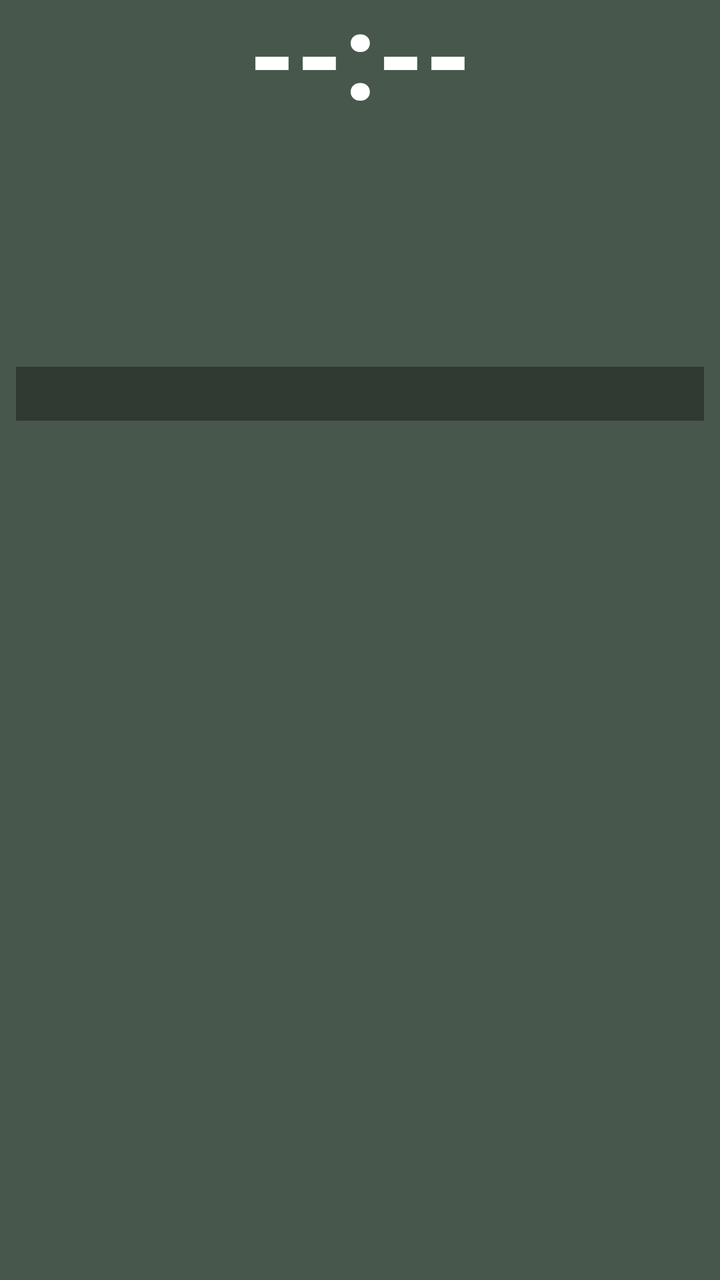
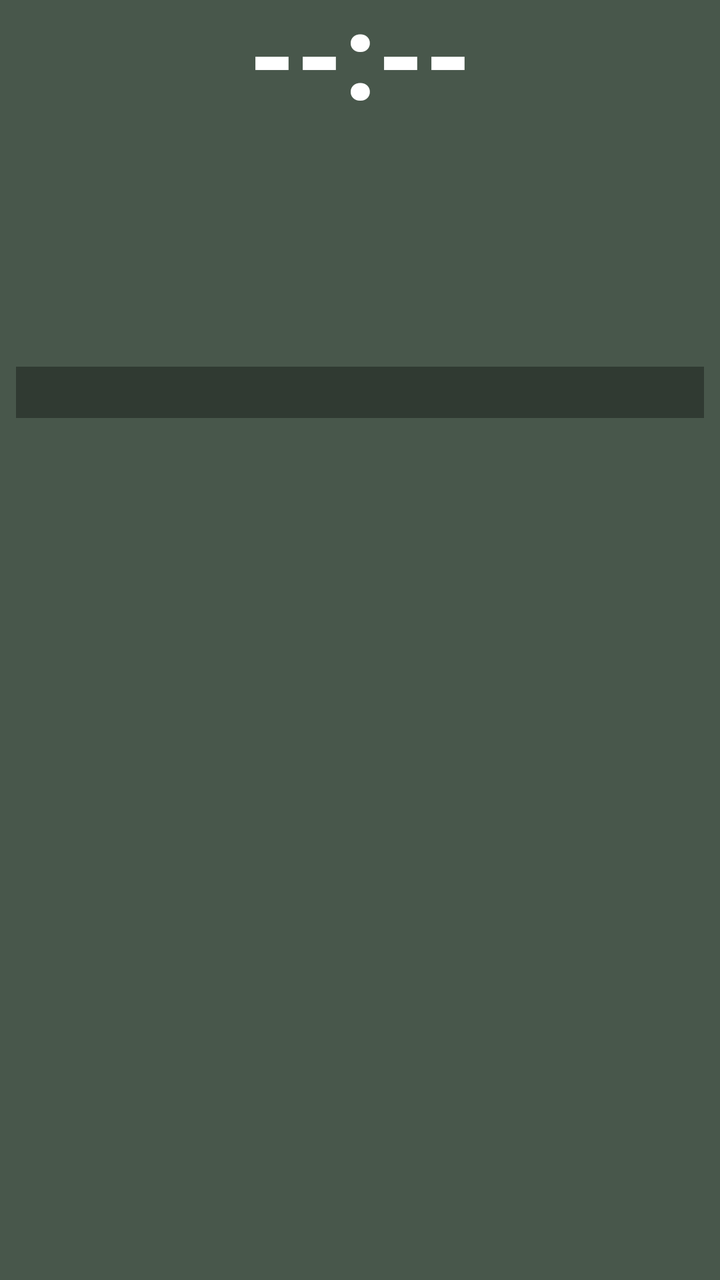

Compare the two renders of this Android layout. The source of the first and the diff that turns it into the second are given below.
<!-- AndroidManifest.xml: fallback theme Theme.MaterialComponents.DayNight.NoActionBar -->
<!-- res/layout/prayer_widget_layout.xml -->
<?xml version="1.0" encoding="utf-8"?>
<LinearLayout xmlns:android="http://schemas.android.com/apk/res/android"
    android:layout_width="match_parent"
    android:layout_height="match_parent"
    android:orientation="vertical"
    android:background="@drawable/widget_background"
    android:paddingStart="8dp"
    android:paddingEnd="8dp"
    android:paddingTop="0dp"
    android:paddingBottom="8dp">

    
    <TextView
        android:id="@+id/widget_time"
        android:layout_width="match_parent"
        android:layout_height="wrap_content"
        android:layout_marginTop="-6dp"
        android:text="--:--"
        android:textColor="#FFFFFF"
        android:textSize="60sp"
        android:textStyle="bold"
        android:includeFontPadding="false"
        android:gravity="center" />

    
    <LinearLayout
        android:layout_width="match_parent"
        android:layout_height="wrap_content"
        android:layout_marginTop="-4dp"
        android:orientation="horizontal"
        android:gravity="center_vertical">

        <TextView
            android:id="@+id/widget_day"
            android:layout_width="0dp"
            android:layout_height="wrap_content"
            android:layout_weight="3"
            android:text=""
            android:textColor="#FFFFFF"
            android:textSize="25sp"
            android:textStyle="bold"
            android:includeFontPadding="false"
            android:singleLine="true"
            android:ellipsize="end" />

        <TextView
            android:id="@+id/widget_weather"
            android:layout_width="0dp"
            android:layout_height="wrap_content"
            android:layout_weight="4"
            android:text=""
            android:textColor="#80DEEA"
            android:textSize="13sp"
            android:textStyle="bold"
            android:gravity="end"
            android:singleLine="true"
            android:ellipsize="start" />

    </LinearLayout>

    
    <LinearLayout
        android:layout_width="match_parent"
        android:layout_height="wrap_content"
        android:layout_marginTop="6dp"
        android:orientation="horizontal">

        
        <LinearLayout
            android:layout_width="0dp"
            android:layout_height="wrap_content"
            android:layout_weight="1"
            android:orientation="vertical">

            <TextView
                android:id="@+id/widget_gregorian"
                android:layout_width="wrap_content"
                android:layout_height="wrap_content"
                android:text=""
                android:textColor="#E0E0E0"
                android:textSize="16sp"
                android:textStyle="bold" />

            <TextView
                android:id="@+id/widget_hijri"
                android:layout_width="wrap_content"
                android:layout_height="wrap_content"
                android:layout_marginTop="3dp"
                android:text=""
                android:textColor="#FFD54F"
                android:textSize="15sp"
                android:textStyle="bold" />

            <TextView
                android:id="@+id/widget_bangla_date"
                android:layout_width="wrap_content"
                android:layout_height="wrap_content"
                android:layout_marginTop="3dp"
                android:text=""
                android:textColor="#80DEEA"
                android:textSize="15sp"
                android:textStyle="bold" />

        </LinearLayout>

        
        <LinearLayout
            android:layout_width="0dp"
            android:layout_height="wrap_content"
            android:layout_weight="1"
            android:orientation="vertical">

            <TextView
                android:id="@+id/widget_sunrise"
                android:layout_width="wrap_content"
                android:layout_height="wrap_content"
                android:text=""
                android:textColor="#FFD54F"
                android:textSize="14sp"
                android:textStyle="bold" />

            <TextView
                android:id="@+id/widget_sunset"
                android:layout_width="wrap_content"
                android:layout_height="wrap_content"
                android:layout_marginTop="2dp"
                android:text=""
                android:textColor="#FFD54F"
                android:textSize="14sp"
                android:textStyle="bold" />

            <TextView
                android:id="@+id/widget_sehri"
                android:layout_width="wrap_content"
                android:layout_height="wrap_content"
                android:layout_marginTop="2dp"
                android:text=""
                android:textColor="#00E676"
                android:textSize="14sp"
                android:textStyle="bold" />

            <TextView
                android:id="@+id/widget_iftar"
                android:layout_width="wrap_content"
                android:layout_height="wrap_content"
                android:layout_marginTop="2dp"
                android:text=""
                android:textColor="#00E676"
                android:textSize="14sp"
                android:textStyle="bold" />

        </LinearLayout>
    </LinearLayout>

    
    <TextView
        android:id="@+id/widget_alert"
        android:layout_width="match_parent"
        android:layout_height="wrap_content"
        android:layout_marginTop="5dp"
        android:paddingTop="4dp"
        android:paddingBottom="4dp"
        android:paddingStart="0dp"
        android:paddingEnd="0dp"
        android:background="#55000000"
        android:text=""
        android:textColor="#FFD54F"
        android:textSize="14sp"
        android:textStyle="bold"
        android:gravity="center"
        android:singleLine="true"
        android:ellipsize="end" />

</LinearLayout>
<!-- resources referenced by this layout -->
<resources>
  <!-- drawable widget_background (drawable) -->
  <?xml version="1.0" encoding="utf-8"?>
  <shape xmlns:android="http://schemas.android.com/apk/res/android"
      android:shape="rectangle">
      <solid android:color="#CC1B2E1F" />
  </shape>
</resources>

<!-- the commit's change to res/layout/prayer_widget_layout.xml (unified diff, before → after) -->
@@ -160,15 +160,15 @@
         android:layout_marginTop="5dp"
         android:paddingTop="4dp"
         android:paddingBottom="4dp"
-        android:paddingStart="0dp"
-        android:paddingEnd="0dp"
+        android:paddingStart="4dp"
+        android:paddingEnd="4dp"
         android:background="#55000000"
         android:text=""
         android:textColor="#FFD54F"
-        android:textSize="14sp"
+        android:textSize="13sp"
         android:textStyle="bold"
-        android:gravity="center"
-        android:singleLine="true"
+        android:gravity="start"
+        android:maxLines="5"
         android:ellipsize="end" />
 
 </LinearLayout>
